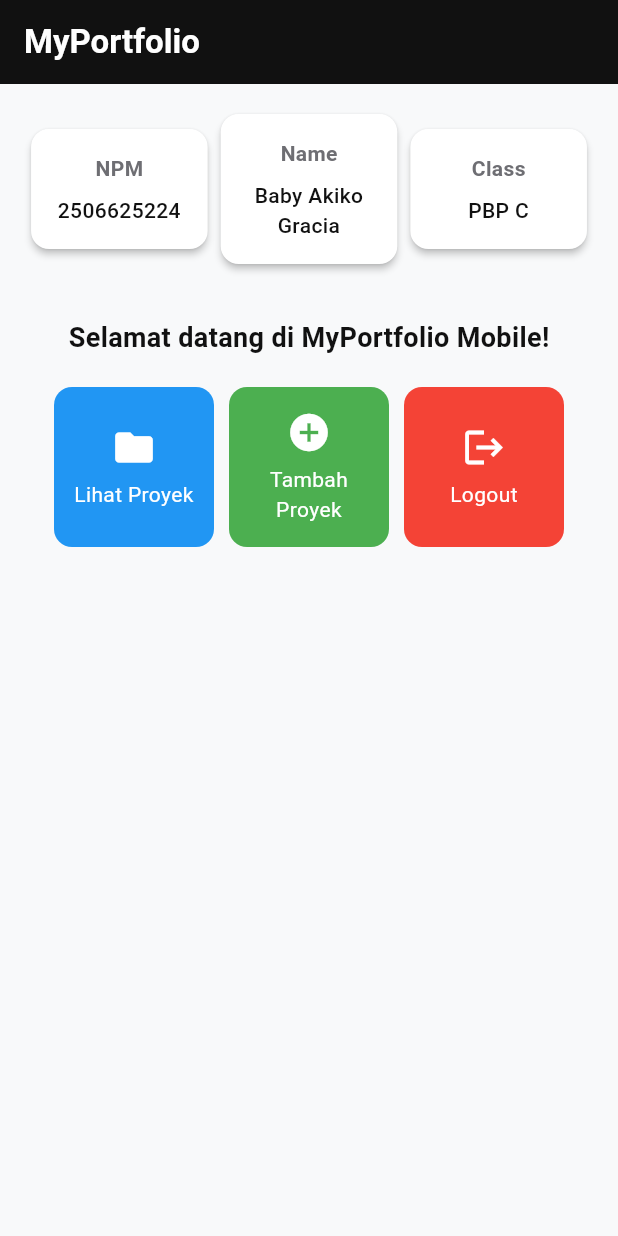
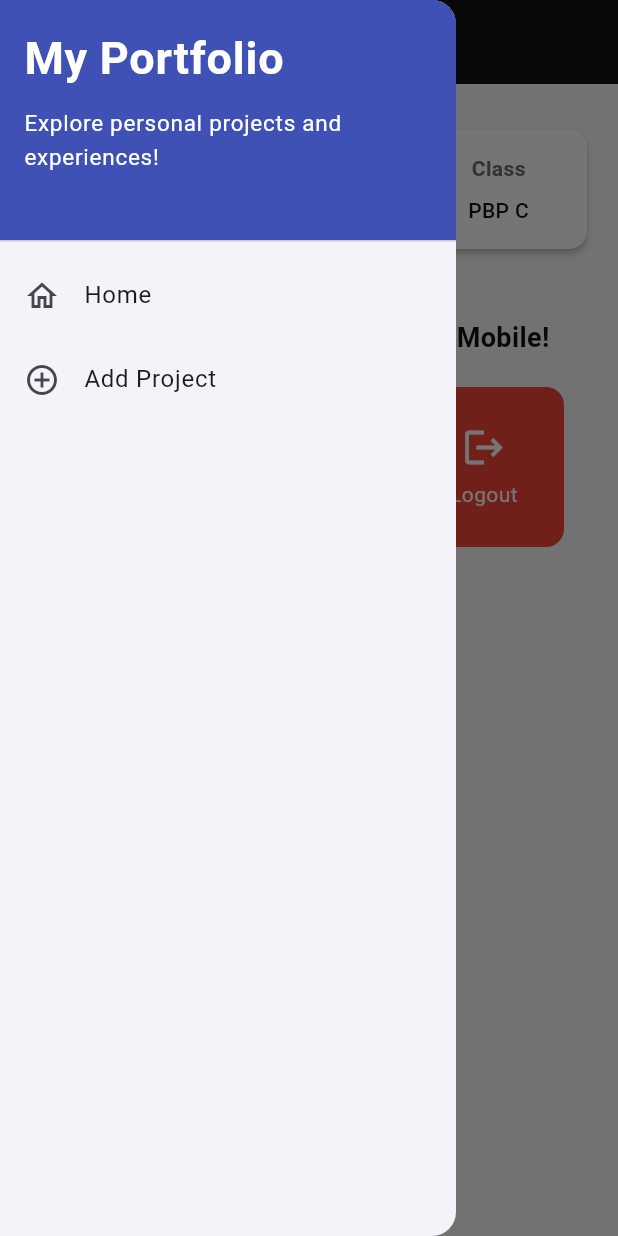
Before and after one commit to babyakiko/myportofolio_mobile, a Flutter app: the screen it shows after launch, with the side drawer open (before the commit the screen has no drawer), on a phone screen of 412 x 824 dp. Run offline on Flutter 3.47's test engine with Material 3 defaults, Android fonts, the phone set to English and light mode, and no system bars.

Commit message:
Tutorial 09: Flutter Navigation, Layouts, Forms, and Input Elements

```diff
--- a/lib/main.dart
+++ b/lib/main.dart
@@ -1,5 +1,5 @@
 import 'package:flutter/material.dart';
-import 'package:myportofolio_mobile/menu.dart';
+import 'package:myportofolio_mobile/screens/menu.dart';
 
 void main() {
   runApp(const MyApp());
--- a/lib/menu.dart
+++ b/lib/screens/menu.dart
@@ -1,13 +1,6 @@
 import 'package:flutter/material.dart';
-
-// Model data untuk tombol menu dengan tambahan atribut color
-class ItemHomepage {
-  final String name;
-  final IconData icon;
-  final Color color;
-
-  ItemHomepage(this.name, this.icon, this.color);
-}
+import 'package:myportofolio_mobile/widgets/left_drawer.dart';
+import 'package:myportofolio_mobile/widgets/project_card.dart';
 
 class MyHomePage extends StatelessWidget {
   MyHomePage({super.key});
@@ -16,7 +9,6 @@ class MyHomePage extends StatelessWidget {
   final String nama = "Baby Akiko Gracia";
   final String kelas = "PBP C";
 
-  // Daftar tombol menu portofolio dengan warna unik dan kontras
   final List<ItemHomepage> items = [
     ItemHomepage("Lihat Proyek", Icons.folder, Colors.blue),
     ItemHomepage("Tambah Proyek", Icons.add_circle, Colors.green),
@@ -35,14 +27,15 @@ class MyHomePage extends StatelessWidget {
           ),
         ),
         backgroundColor: const Color(0xFF111111),
+        iconTheme: const IconThemeData(color: Colors.white),
       ),
+      drawer: const LeftDrawer(),
       backgroundColor: const Color(0xFFF8F9FA),
       body: Padding(
         padding: const EdgeInsets.all(16.0),
         child: Column(
           crossAxisAlignment: CrossAxisAlignment.center,
           children: [
-            // Baris horizontal untuk menampilkan 3 InfoCard secara sejajar.
             Row(
               mainAxisAlignment: MainAxisAlignment.spaceEvenly,
               children: [
@@ -52,7 +45,6 @@ class MyHomePage extends StatelessWidget {
               ],
             ),
             const SizedBox(height: 16.0),
-            // Bagian tengah: pesan sambutan dan kisi tombol menu portofolio.
             Expanded(
               child: SingleChildScrollView(
                 child: Column(
@@ -68,7 +60,6 @@ class MyHomePage extends StatelessWidget {
                         ),
                       ),
                     ),
-                    // GridView menampilkan kartu tombol dalam tata letak kisi 3 kolom.
                     GridView.count(
                       primary: false,
                       padding: const EdgeInsets.all(20),
@@ -130,49 +121,3 @@ class InfoCard extends StatelessWidget {
     );
   }
 }
-
-// Widget kartu tombol interaktif
-class ItemCard extends StatelessWidget {
-  final ItemHomepage item;
-
-  const ItemCard(this.item, {super.key});
-
-  @override
-  Widget build(BuildContext context) {
-    return Material(
-      color: item.color,
-      borderRadius: BorderRadius.circular(12),
-      child: InkWell(
-        onTap: () {
-          // Menampilkan SnackBar saat tombol ditekan
-          ScaffoldMessenger.of(context)
-            ..hideCurrentSnackBar()
-            ..showSnackBar(
-              SnackBar(content: Text("Kamu telah menekan tombol ${item.name}!"))
-            );
-        },
-        child: Container(
-          padding: const EdgeInsets.all(8),
-          child: Center(
-            child: Column(
-              mainAxisAlignment: MainAxisAlignment.center,
-              children: [
-                Icon(
-                  item.icon,
-                  color: Colors.white,
-                  size: 30.0,
-                ),
-                const Padding(padding: EdgeInsets.all(3)),
-                Text(
-                  item.name,
-                  textAlign: TextAlign.center,
-                  style: const TextStyle(color: Colors.white),
-                ),
-              ],
-            ),
-          ),
-        ),
-      ),
-    );
-  }
-}
--- /dev/null
+++ b/lib/widgets/left_drawer.dart
@@ -0,0 +1,67 @@
+import 'package:flutter/material.dart';
+import 'package:myportofolio_mobile/screens/menu.dart';
+import 'package:myportofolio_mobile/screens/project_form.dart';
+
+class LeftDrawer extends StatelessWidget {
+  const LeftDrawer({super.key});
+
+  @override
+  Widget build(BuildContext context) {
+    return Drawer(
+      child: ListView(
+        children: [
+          const DrawerHeader(
+            decoration: BoxDecoration(
+              color: Colors.indigo,
+            ),
+            child: Column(
+              crossAxisAlignment: CrossAxisAlignment.start,
+              children: [
+                Text(
+                  'My Portfolio',
+                  style: TextStyle(
+                    fontSize: 30,
+                    fontWeight: FontWeight.bold,
+                    color: Colors.white,
+                  ),
+                ),
+                SizedBox(height: 10),
+                Text(
+                  'Explore personal projects and experiences!',
+                  style: TextStyle(
+                    fontSize: 15,
+                    color: Colors.white,
+                  ),
+                ),
+              ],
+            ),
+          ),
+          ListTile(
+            leading: const Icon(Icons.home_outlined),
+            title: const Text('Home'),
+            onTap: () {
+              Navigator.pushReplacement(
+                context,
+                MaterialPageRoute(
+                  builder: (context) => MyHomePage(),
+                ),
+              );
+            },
+          ),
+          ListTile(
+            leading: const Icon(Icons.add_circle_outline),
+            title: const Text('Add Project'),
+            onTap: () {
+              Navigator.push(
+                context,
+                MaterialPageRoute(
+                  builder: (context) => const ProjectFormPage(),
+                ),
+              );
+            },
+          ),
+        ],
+      ),
+    );
+  }
+}
--- /dev/null
+++ b/lib/widgets/project_card.dart
@@ -0,0 +1,67 @@
+import 'package:flutter/material.dart';
+import 'package:myportofolio_mobile/screens/project_form.dart';
+
+// Model data untuk tombol menu dengan tambahan atribut color
+class ItemHomepage {
+  final String name;
+  final IconData icon;
+  final Color color;
+
+  ItemHomepage(this.name, this.icon, this.color);
+}
+
+// Widget kartu tombol interaktif
+class ItemCard extends StatelessWidget {
+  final ItemHomepage item;
+
+  const ItemCard(this.item, {super.key});
+
+  @override
+  Widget build(BuildContext context) {
+    return Material(
+      color: item.color,
+      borderRadius: BorderRadius.circular(12),
+      child: InkWell(
+        onTap: () {
+          // Menampilkan SnackBar saat tombol ditekan
+          ScaffoldMessenger.of(context)
+            ..hideCurrentSnackBar()
+            ..showSnackBar(
+              SnackBar(content: Text("Kamu telah menekan tombol ${item.name}!"))
+            );
+
+          // Navigasi ke ProjectFormPage jika tombol "Tambah Proyek" diklik
+          if (item.name == "Tambah Proyek") {
+            Navigator.push(
+              context,
+              MaterialPageRoute(
+                builder: (context) => const ProjectFormPage(),
+              ),
+            );
+          }
+        },
+        child: Container(
+          padding: const EdgeInsets.all(8),
+          child: Center(
+            child: Column(
+              mainAxisAlignment: MainAxisAlignment.center,
+              children: [
+                Icon(
+                  item.icon,
+                  color: Colors.white,
+                  size: 30.0,
+                ),
+                const Padding(padding: EdgeInsets.all(3)),
+                Text(
+                  item.name,
+                  textAlign: TextAlign.center,
+                  style: const TextStyle(color: Colors.white),
+                ),
+              ],
+            ),
+          ),
+        ),
+      ),
+    );
+  }
+}
```
Also changed, not shown: lib/screens/project_form.dart (added, +206 -0 lines).
